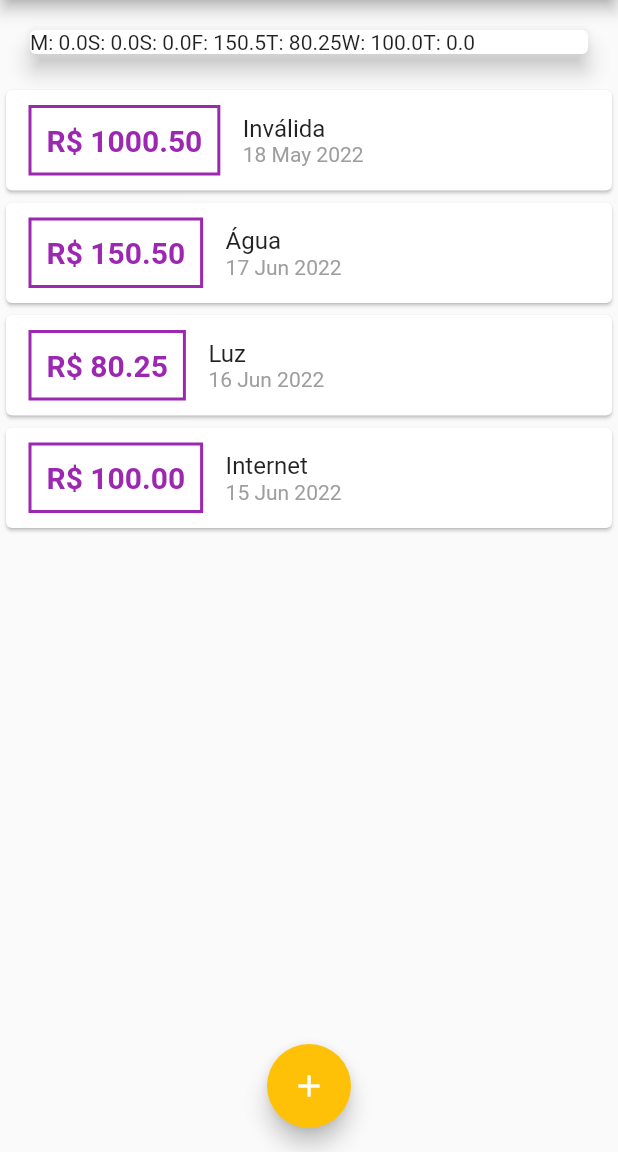
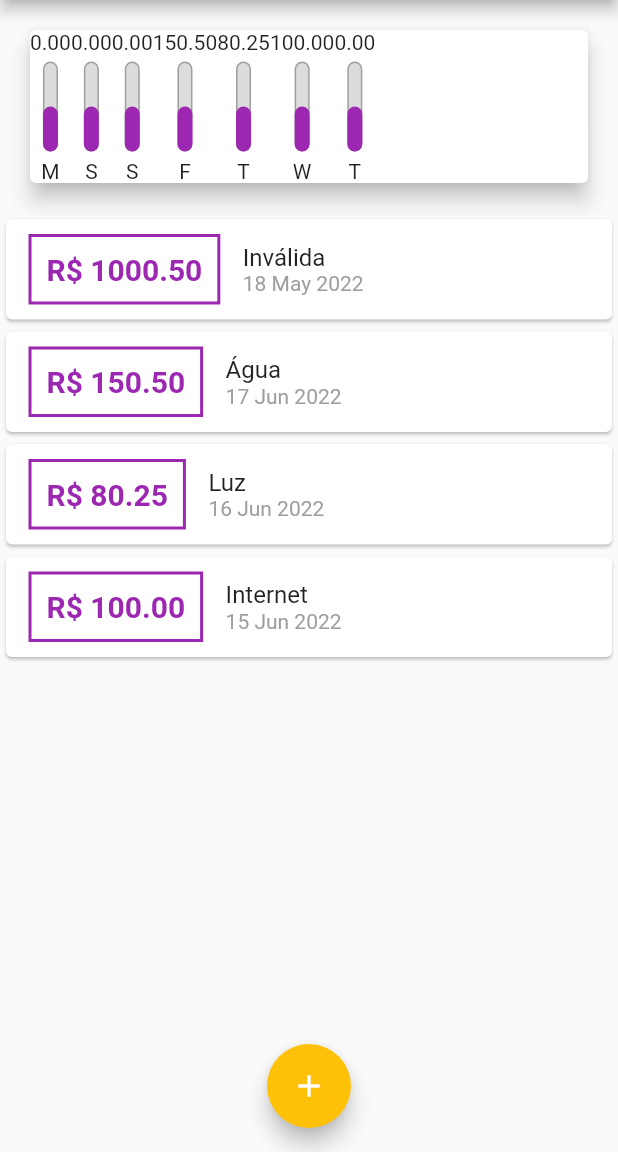
Before and after one commit to KevinCaires/personal_spent, a Flutter app: the screen it shows after launch, on a phone screen of 412 x 824 dp, the part 84-1236 px from its top. Run offline on Flutter 3.47's test engine with Material 2 defaults, Android fonts, the phone set to English and light mode, and no system bars.

Commit message:
ADD chart bar.

```diff
--- a/lib/components/chart.dart
+++ b/lib/components/chart.dart
@@ -1,7 +1,58 @@
 import 'package:flutter/material.dart';
-import 'package:personal_spent/models/transaction.dart';
 import 'package:intl/intl.dart';
 import '../models/transaction.dart';
+
+class ChartBar extends StatelessWidget {
+  final String label;
+  final double value;
+  final double percentage;
+
+  ChartBar({
+    required this.label,
+    required this.value,
+    required this.percentage,
+  });
+
+  @override
+  Widget build(BuildContext context) {
+    return Column(
+      children: <Widget>[
+        Text(value.toStringAsFixed(2)),
+        const SizedBox(height: 5),
+        Container(
+          height: 60,
+          width: 10,
+          child: Stack(
+            alignment: Alignment.bottomCenter,
+            children: <Widget>[
+              Container(
+                decoration: BoxDecoration(
+                  border: Border.all(
+                    color: Colors.grey,
+                    width: 1.0,
+                  ),
+                  color: const Color.fromRGBO(220, 220, 220, 1),
+                  borderRadius: BorderRadius.circular(5),
+                ),
+              ),
+              FractionallySizedBox(
+                heightFactor: percentage,
+                child: Container(
+                  decoration: BoxDecoration(
+                    color: Theme.of(context).colorScheme.primary,
+                    borderRadius: BorderRadius.circular(5),
+                  ),
+                ),
+              ),
+            ],
+          ),
+        ),
+        const SizedBox(height: 5),
+        Text(label),
+      ],
+    );
+  }
+}
 
 class Chart extends StatelessWidget {
   final List<Transaction> recentTransactions;
@@ -39,18 +90,13 @@ class Chart extends StatelessWidget {
       margin: EdgeInsets.all(20),
       child: Row(
         children: groupedTransactions.map((tr) {
-          return Text('${tr['day']}: ${tr['value']}');
+          return ChartBar(
+            label: tr['day'].toString(),
+            value: double.parse(tr['value'].toString()),
+            percentage: 0.5,
+          );
         }).toList(),
       ),
     );
   }
 }
-
-class ChartBar extends StatelessWidget {
-  // weekday
-  // total
-  @override
-  Widget build(BuildContext context) {
-    return Card();
-  }
-}
```
